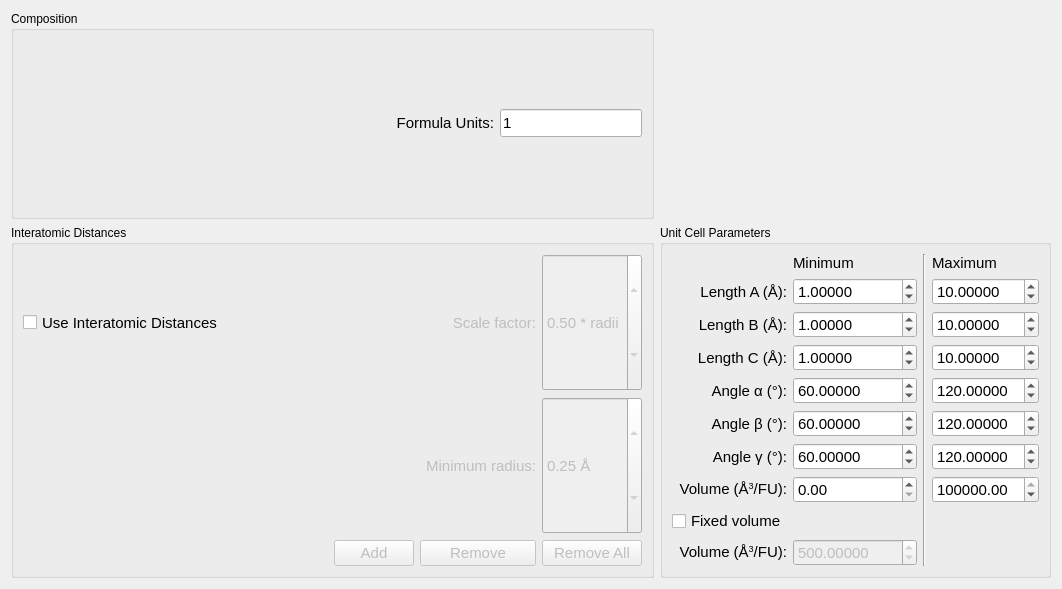
Before: the Qt Designer form src/xtalopt/ui/molecular/tab_molecularinit.ui in xtalopt/XtalOpt, drawn with Qt 5.
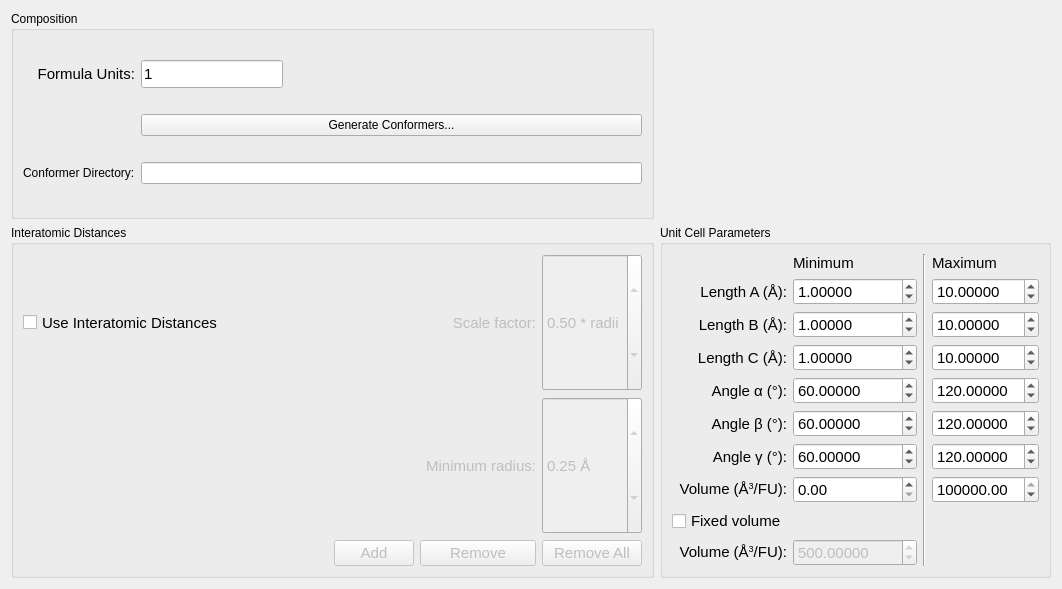
After: the same form once the commit is applied.

Commit message: Added conformer generator dialog to GUI - not fully tested

The edit to the form file:
```diff
--- a/src/xtalopt/ui/molecular/tab_molecularinit.ui
+++ b/src/xtalopt/ui/molecular/tab_molecularinit.ui
@@ -35,6 +35,16 @@
       <string>Composition</string>
      </property>
      <layout class="QGridLayout" name="gridLayout_6">
+      <item row="2" column="1">
+       <widget class="QLineEdit" name="edit_conformerDir"/>
+      </item>
+      <item row="2" column="0">
+       <widget class="QLabel" name="label_10">
+        <property name="text">
+         <string>Conformer Directory:</string>
+        </property>
+       </widget>
+      </item>
       <item row="0" column="0">
        <widget class="QLabel" name="label_19">
         <property name="sizePolicy">
@@ -98,6 +108,13 @@
         </property>
        </widget>
       </item>
+      <item row="1" column="1">
+       <widget class="QPushButton" name="push_generateConformers">
+        <property name="text">
+         <string>Generate Conformers...</string>
+        </property>
+       </widget>
+      </item>
      </layout>
     </widget>
    </item>
```
The commit also changes 10 other files.
